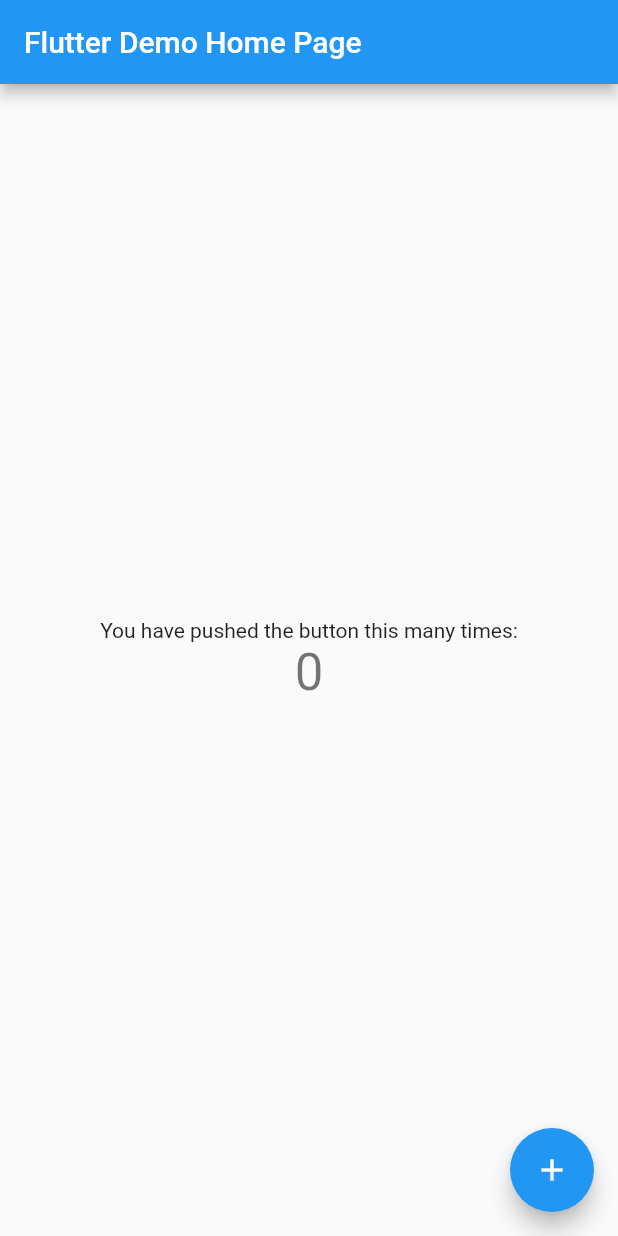
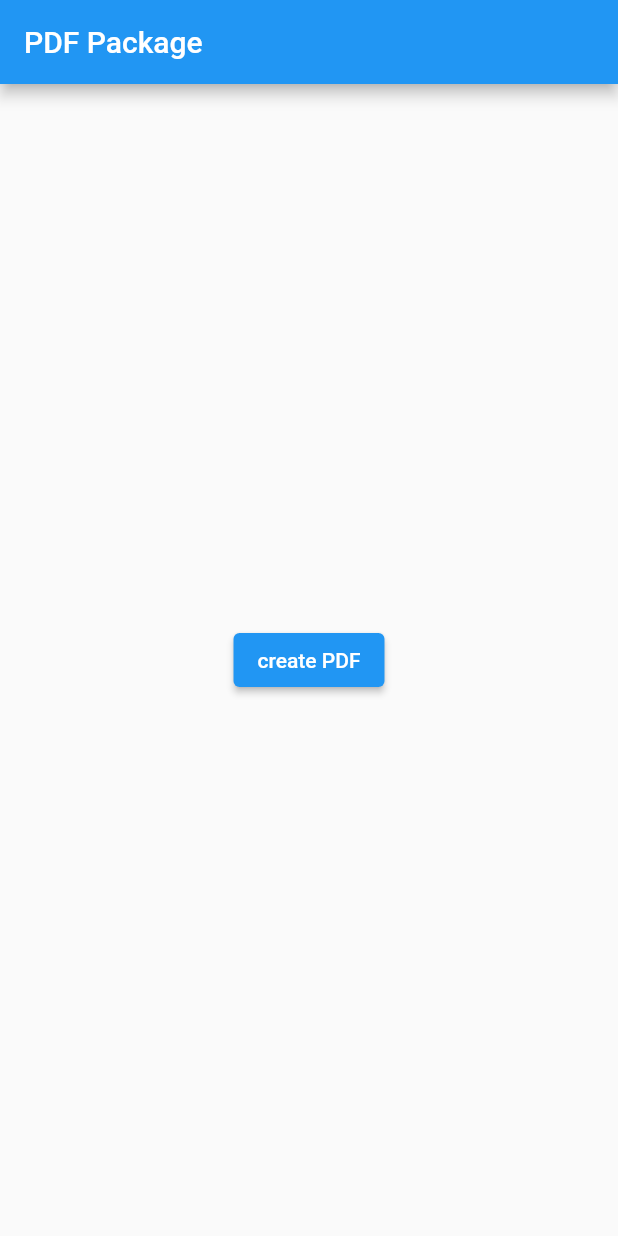
Before and after one commit to Michellehwang001/pdf_package, a Flutter app: the screen it shows after launch, on a phone screen of 412 x 824 dp. Run offline on Flutter 3.47's test engine with Material 2 defaults, Android fonts, the phone set to English and light mode, and no system bars; our stand-ins replace pdf, printing.

Commit message:
Create PDF file with text and image.

```diff
--- a/lib/main.dart
+++ b/lib/main.dart
@@ -1,4 +1,11 @@
+import 'dart:io';
+import 'dart:typed_data';
+
 import 'package:flutter/material.dart';
+import 'package:path_provider/path_provider.dart';
+import 'package:pdf/pdf.dart';
+import 'package:pdf/widgets.dart' as pw;
+import 'package:printing/printing.dart';
 
 void main() {
   runApp(const MyApp());
@@ -13,103 +20,68 @@ class MyApp extends StatelessWidget {
     return MaterialApp(
       title: 'Flutter Demo',
       theme: ThemeData(
-        // This is the theme of your application.
-        //
-        // Try running your application with "flutter run". You'll see the
-        // application has a blue toolbar. Then, without quitting the app, try
-        // changing the primarySwatch below to Colors.green and then invoke
-        // "hot reload" (press "r" in the console where you ran "flutter run",
-        // or simply save your changes to "hot reload" in a Flutter IDE).
-        // Notice that the counter didn't reset back to zero; the application
-        // is not restarted.
         primarySwatch: Colors.blue,
       ),
-      home: const MyHomePage(title: 'Flutter Demo Home Page'),
+      home: const MyHomePage(),
     );
   }
 }
 
 class MyHomePage extends StatefulWidget {
-  const MyHomePage({Key? key, required this.title}) : super(key: key);
-
-  // This widget is the home page of your application. It is stateful, meaning
-  // that it has a State object (defined below) that contains fields that affect
-  // how it looks.
-
-  // This class is the configuration for the state. It holds the values (in this
-  // case the title) provided by the parent (in this case the App widget) and
-  // used by the build method of the State. Fields in a Widget subclass are
-  // always marked "final".
-
-  final String title;
+  const MyHomePage({Key? key}) : super(key: key);
 
   @override
   State<MyHomePage> createState() => _MyHomePageState();
 }
 
 class _MyHomePageState extends State<MyHomePage> {
-  int _counter = 0;
+  void createPDF() async {
+    // pdf 생성
+    final pdf = pw.Document();
+    // path_provider로 디렉토리 얻어오기
+    Directory appDocDir = await getApplicationDocumentsDirectory();
+    String appDocPath = appDocDir.path;
+    String fullPath = appDocPath + '/example.pdf';
+    // 이미지
+    final netImage = await networkImage('https://www.nfet.net/nfet.jpg');
+    // 파일생성
+    final file = File(fullPath);
 
-  void _incrementCounter() {
-    setState(() {
-      // This call to setState tells the Flutter framework that something has
-      // changed in this State, which causes it to rerun the build method below
-      // so that the display can reflect the updated values. If we changed
-      // _counter without calling setState(), then the build method would not be
-      // called again, and so nothing would appear to happen.
-      _counter++;
-    });
+    // 페이지 추가
+    pdf.addPage(pw.Page(
+        pageFormat: PdfPageFormat.a4,
+        build: (pw.Context context) {
+          return pw.Center(
+            child: pw.Column(
+              children: [
+                pw.Text('hi~ there~'),
+                pw.Image(netImage),
+              ],
+            ),
+          ); // Center
+        })); // Page
+
+    // pdf 저장하기
+    await file.writeAsBytes(await pdf.save());
+
+    print(fullPath);
   }
 
   @override
   Widget build(BuildContext context) {
-    // This method is rerun every time setState is called, for instance as done
-    // by the _incrementCounter method above.
-    //
-    // The Flutter framework has been optimized to make rerunning build methods
-    // fast, so that you can just rebuild anything that needs updating rather
-    // than having to individually change instances of widgets.
     return Scaffold(
       appBar: AppBar(
-        // Here we take the value from the MyHomePage object that was created by
-        // the App.build method, and use it to set our appbar title.
-        title: Text(widget.title),
+        title: const Text('PDF Package'),
       ),
       body: Center(
-        // Center is a layout widget. It takes a single child and positions it
-        // in the middle of the parent.
         child: Column(
-          // Column is also a layout widget. It takes a list of children and
-          // arranges them vertically. By default, it sizes itself to fit its
-          // children horizontally, and tries to be as tall as its parent.
-          //
-          // Invoke "debug painting" (press "p" in the console, choose the
-          // "Toggle Debug Paint" action from the Flutter Inspector in Android
-          // Studio, or the "Toggle Debug Paint" command in Visual Studio Code)
-          // to see the wireframe for each widget.
-          //
-          // Column has various properties to control how it sizes itself and
-          // how it positions its children. Here we use mainAxisAlignment to
-          // center the children vertically; the main axis here is the vertical
-          // axis because Columns are vertical (the cross axis would be
-          // horizontal).
           mainAxisAlignment: MainAxisAlignment.center,
-          children: <Widget>[
-            const Text(
-              'You have pushed the button this many times:',
-            ),
-            Text(
-              '$_counter',
-              style: Theme.of(context).textTheme.headline4,
-            ),
+          children: [
+            ElevatedButton(
+                onPressed: createPDF, child: const Text('create PDF'))
           ],
         ),
       ),
-      floatingActionButton: FloatingActionButton(
-        onPressed: _incrementCounter,
-        tooltip: 'Increment',
-        child: const Icon(Icons.add),
-      ), // This trailing comma makes auto-formatting nicer for build methods.
     );
   }
 }
--- a/pubspec.yaml
+++ b/pubspec.yaml
@@ -34,6 +34,9 @@ dependencies:
   # The following adds the Cupertino Icons font to your application.
   # Use with the CupertinoIcons class for iOS style icons.
   cupertino_icons: ^1.0.2
+  pdf: ^3.7.3
+  printing: ^5.7.5
+  path_provider: ^2.0.9
 
 dev_dependencies:
   flutter_test:
```
Also changed, not shown: pubspec.lock, 6 other files.
